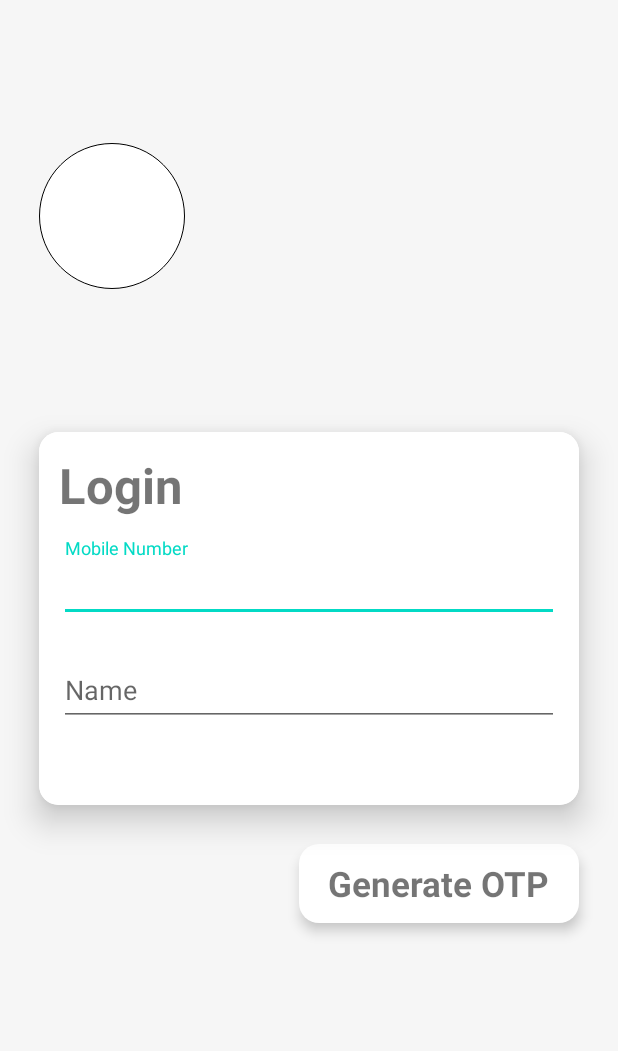
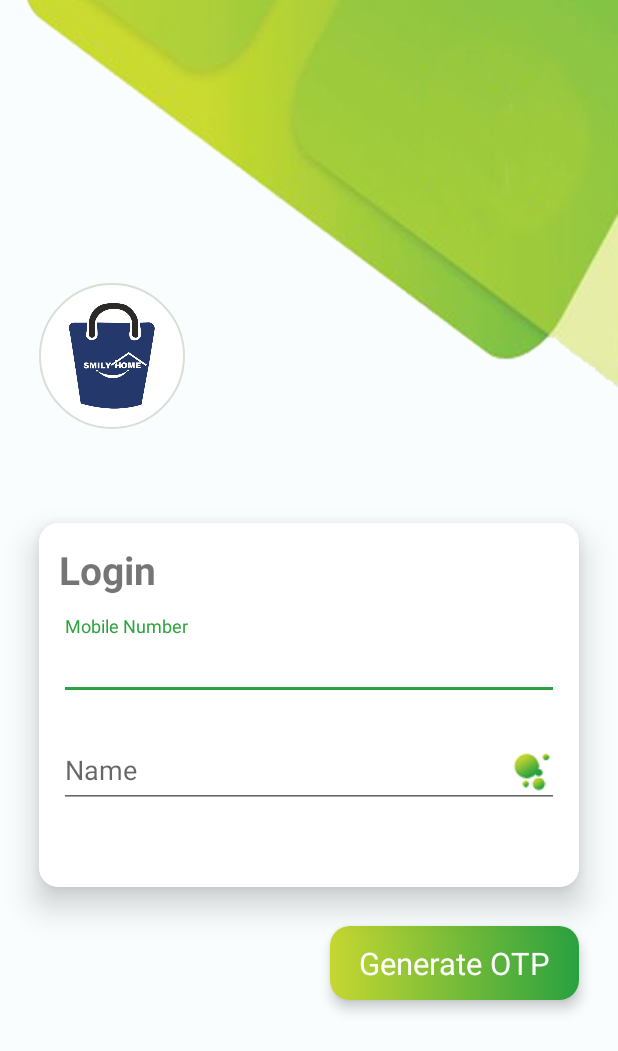
Before and after one commit to mehul-crownstack/SmilyhomeKotlin, an Android app: the screen it shows after launch (MainActivity), on a phone screen of 412 x 824 dp. Shown: the top 1051 px of the screen. Run offline under Robolectric (Android 15) with nearby library versions, the phone set to English and light mode, and no system bars; our stand-ins replace Picasso, sdp/ssp sizes; pictures from the network do not load.

Commit message:
Assets integrated for LoginFragment.java

```diff
--- a/app/src/main/AndroidManifest.xml
+++ b/app/src/main/AndroidManifest.xml
@@ -4,6 +4,7 @@
     xmlns:android="http://schemas.android.com/apk/res/android">
 
     <uses-permission android:name="android.permission.INTERNET" />
+    <uses-permission android:name="android.permission.ACCESS_NETWORK_STATE" />
 
     <application
         android:allowBackup="true"
@@ -13,7 +14,8 @@
         android:roundIcon="@mipmap/ic_launcher_round"
         android:supportsRtl="true"
         android:theme="@style/AppTheme"
-        tools:targetApi="m">
+        tools:targetApi="m"
+        tools:ignore="AllowBackup">
         <activity android:name=".activities.SplashActivity">
             <intent-filter>
                 <action android:name="android.intent.action.MAIN" />
--- a/app/src/main/java/com/smilyhome/css/activities/fragments/LoginFragment.java
+++ b/app/src/main/java/com/smilyhome/css/activities/fragments/LoginFragment.java
@@ -2,24 +2,81 @@ package com.smilyhome.css.activities.fragments;
 
 import android.os.Bundle;
 import android.os.Handler;
+import android.os.Looper;
+import android.text.Editable;
+import android.text.TextWatcher;
+import android.util.Log;
 import android.view.LayoutInflater;
 import android.view.View;
 import android.view.ViewGroup;
+import android.widget.EditText;
 import androidx.annotation.NonNull;
 import androidx.annotation.Nullable;
 import com.smilyhome.css.R;
 import com.smilyhome.css.activities.ToolBarManager;
+import com.smilyhome.css.activities.Utility;
 
 public class LoginFragment extends BaseFragment {
 
     private boolean mIsDoubleBackPressClicked = false;
+    private EditText mobileNumberInputEditText;
+    private EditText nameInputEditText;
+    private static final String TAG = "LoginFragment";
 
     @Nullable
     @Override
     public View onCreateView(@NonNull LayoutInflater inflater, @Nullable ViewGroup container, @Nullable Bundle savedInstanceState) {
         mContentView = inflater.inflate(R.layout.fragment_login, container, false);
         setupToolbarUI();
+        setupUI();
         return mContentView;
+    }
+
+    private void setupUI() {
+        mobileNumberInputEditText = mContentView.findViewById(R.id.mobileNumberInputEditText);
+        nameInputEditText = mContentView.findViewById(R.id.nameInputEditText);
+        mobileNumberInputEditText.addTextChangedListener(new TextWatcher() {
+            @Override
+            public void beforeTextChanged(CharSequence charSequence, int i, int i1, int i2) {
+                Log.d(TAG, "beforeTextChanged: ");
+            }
+
+            @Override
+            public void onTextChanged(CharSequence charSequence, int i, int i1, int i2) {
+                Log.d(TAG, "onTextChanged: ");
+            }
+
+            @Override
+            public void afterTextChanged(Editable editable) {
+                String str = editable.toString();
+                if (Utility.isNotEmpty(str) && str.length() == getResources().getInteger(R.integer.mobile_length)) {
+                    mobileNumberInputEditText.setCompoundDrawablesRelativeWithIntrinsicBounds(0, 0, R.drawable.tick_small, 0);
+                    nameInputEditText.requestFocus();
+                } else {
+                    mobileNumberInputEditText.setCompoundDrawablesRelativeWithIntrinsicBounds(0, 0, 0, 0);
+                }
+            }
+        });
+    }
+
+    @Override
+    public void onClick(View view) {
+        if (view.getId() == R.id.generateOtpTextView) {
+            String mobileStr = mobileNumberInputEditText.getText().toString();
+            String nameStr = nameInputEditText.getText().toString();
+            if (Utility.isEmpty(mobileStr)) {
+                mobileNumberInputEditText.setError(getString(R.string.msg_mandatory));
+                mobileNumberInputEditText.requestFocus();
+                return;
+            }
+            if (Utility.isEmpty(nameStr)) {
+                nameInputEditText.setError(getString(R.string.msg_mandatory));
+                nameInputEditText.requestFocus();
+                return;
+            }
+            if (isInternetConnectionAvailable()) {
+            }
+        }
     }
 
     private void setupToolbarUI() {
@@ -34,6 +91,6 @@ public class LoginFragment extends BaseFragment {
         }
         showSnackBar(getString(R.string.back_press_msg));
         mIsDoubleBackPressClicked = true;
-        new Handler().postDelayed(() -> mIsDoubleBackPressClicked = false, 1500);
+        new Handler(Looper.getMainLooper()).postDelayed(() -> mIsDoubleBackPressClicked = false, 1500);
     }
 }
--- a/app/src/main/java/com/smilyhome/css/activities/retrofit/IAppServices.java
+++ b/app/src/main/java/com/smilyhome/css/activities/retrofit/IAppServices.java
@@ -2,4 +2,6 @@ package com.smilyhome.css.activities.retrofit;
 
 public interface IAppServices {
 
+
+
 }
--- a/app/src/main/res/drawable/curve_rectangle.xml
+++ b/app/src/main/res/drawable/curve_rectangle_green.xml
@@ -4,6 +4,9 @@
 
     <corners android:radius="@dimen/_10sdp" />
 
-    <solid android:color="@color/colorWhite" />
+    <gradient
+        android:angle="0"
+        android:endColor="#29a140"
+        android:startColor="#c6d731" />
 
 </shape>
--- a/app/src/main/res/drawable/white_circle_login.xml
+++ b/app/src/main/res/drawable/white_circle_login.xml
@@ -7,7 +7,7 @@
     <solid android:color="@color/colorWhite" />
 
     <stroke
-        android:width="0.5dp"
-        android:color="@color/colorBlack" />
+        android:width="1dp"
+        android:color="@color/light_grey_bg" />
 
 </shape>
--- a/app/src/main/res/layout/fragment_login.xml
+++ b/app/src/main/res/layout/fragment_login.xml
@@ -4,7 +4,7 @@
     xmlns:card_view="http://schemas.android.com/apk/res-auto"
     android:layout_width="match_parent"
     android:layout_height="match_parent"
-    android:background="@color/light_grey_bg"
+    android:background="@drawable/login_bg"
     app:ignore="NamespaceTypo">
 
     <ImageView
@@ -12,24 +12,28 @@
         android:layout_height="@dimen/_75sdp"
         android:background="@drawable/white_circle_login"
         android:contentDescription="@string/image_view_content_description"
+        android:padding="@dimen/_10sdp"
+        android:src="@drawable/app_icon"
         card_view:layout_constraintBottom_toTopOf="@+id/cardView"
         card_view:layout_constraintStart_toStartOf="@+id/cardView"
-        card_view:layout_constraintTop_toTopOf="parent" />
+        card_view:layout_constraintTop_toTopOf="parent"
+        card_view:layout_constraintVertical_bias="0.75" />
 
     <TextView
         android:id="@+id/generateOtpTextView"
         android:layout_width="wrap_content"
         android:layout_height="wrap_content"
         android:layout_marginTop="@dimen/_20sdp"
-        android:background="@drawable/curve_rectangle"
+        android:background="@drawable/curve_rectangle_green"
         android:elevation="@dimen/_4sdp"
+        android:onClick="onClick"
         android:paddingBottom="@dimen/_8sdp"
         android:paddingEnd="@dimen/_15sdp"
         android:paddingStart="@dimen/_15sdp"
         android:paddingTop="@dimen/_8sdp"
         android:text="@string/generate_otp"
-        android:textSize="@dimen/_18sdp"
-        android:textStyle="bold"
+        android:textColor="@color/colorWhite"
+        android:textSize="@dimen/_16sdp"
         app:targetApi="lollipop"
         card_view:layout_constraintEnd_toEndOf="@+id/cardView"
         card_view:layout_constraintTop_toBottomOf="@+id/cardView" />
@@ -45,7 +49,8 @@
         card_view:layout_constraintBottom_toBottomOf="parent"
         card_view:layout_constraintEnd_toEndOf="parent"
         card_view:layout_constraintStart_toStartOf="parent"
-        card_view:layout_constraintTop_toTopOf="parent">
+        card_view:layout_constraintTop_toTopOf="parent"
+        card_view:layout_constraintVertical_bias="0.6">
 
         <LinearLayout
             android:layout_width="match_parent"
@@ -58,7 +63,7 @@
                 android:layout_width="wrap_content"
                 android:layout_height="wrap_content"
                 android:text="@string/login"
-                android:textSize="@dimen/_25sdp"
+                android:textSize="@dimen/_20sdp"
                 android:textStyle="bold" />
 
             <com.google.android.material.textfield.TextInputLayout
@@ -71,6 +76,7 @@
                     android:id="@+id/mobileNumberInputEditText"
                     android:layout_width="match_parent"
                     android:layout_height="wrap_content"
+                    android:drawablePadding="@dimen/_10sdp"
                     android:hint="@string/mobile_number"
                     android:inputType="number"
                     android:maxLength="@integer/mobile_length" />
@@ -88,6 +94,8 @@
                     android:id="@+id/nameInputEditText"
                     android:layout_width="match_parent"
                     android:layout_height="wrap_content"
+                    android:drawableEnd="@drawable/name_login_dot"
+                    android:drawablePadding="@dimen/_10sdp"
                     android:hint="@string/name"
                     android:inputType="textPersonName"
                     android:maxLength="@integer/name_length" />
--- a/app/src/main/res/values/colors.xml
+++ b/app/src/main/res/values/colors.xml
@@ -1,9 +1,10 @@
 <?xml version="1.0" encoding="utf-8"?>
 <resources>
-    <color name="colorPrimary">#6200EE</color>
-    <color name="colorPrimaryDark">#3700B3</color>
-    <color name="colorAccent">#03DAC5</color>
+    <color name="colorPrimary">#2da240</color>
+    <color name="colorPrimaryDark">#2da240</color>
+    <color name="colorAccent">#2da240</color>
     <color name="colorBlack">#000000</color>
     <color name="colorWhite">#fff</color>
-    <color name="light_grey_bg">#F6F6F6</color>
+    <color name="light_grey_bg">#D8DFD5</color>
+    <color name="theme_green_dark">#29a140</color>
 </resources>
--- a/app/src/main/res/values/strings.xml
+++ b/app/src/main/res/values/strings.xml
@@ -7,4 +7,6 @@
     <string name="name">Name</string>
     <string name="image_view_content_description">ImageView</string>
     <string name="generate_otp">Generate OTP</string>
+    <string name="msg_mandatory">This field is mandatory</string>
+    <string name="error">Error</string>
 </resources>
--- a/app/src/main/res/values/styles.xml
+++ b/app/src/main/res/values/styles.xml
@@ -8,8 +8,8 @@
     </style>
 
     <style name="HintText" parent="TextAppearance.Design.Hint">
-        <item name="android:textSize">16sp</item>
-        <item name="android:textColor">@color/colorPrimary</item>
+        <item name="android:textSize">@dimen/_14sdp</item>
+        <item name="android:textColor">@color/theme_green_dark</item>
     </style>
 
 </resources>
```
Also changed, not shown: app/src/main/java/com/smilyhome/css/activities/MainActivity.java (+14 -0 lines), app/src/main/java/com/smilyhome/css/activities/fragments/BaseFragment.java (+14 -0 lines), app/src/main/res/layout/activity_splash.xml (+7 -3 lines), app/src/main/res/drawable/app_icon.png (added), app/src/main/res/drawable/app_icon_large.png (added), app/src/main/res/drawable/login_bg.png (added), app/src/main/res/drawable/name_login_dot.png (added), app/src/main/res/drawable/tick_small.png (added).
